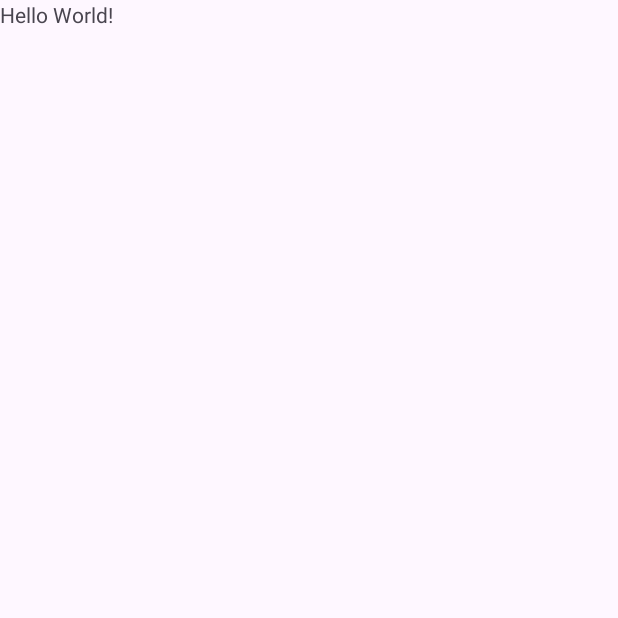
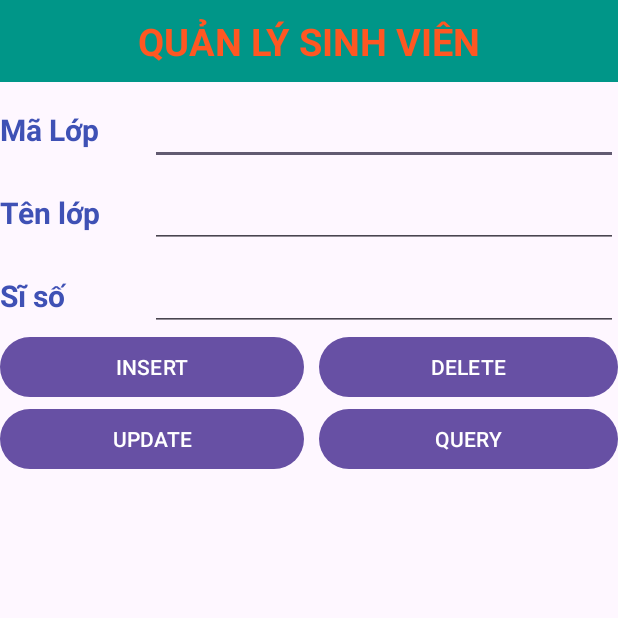
Before and after one commit to Quangdong2k3/learnAndroid, an Android app: the screen it shows after launch (MainActivity), on a phone screen of 412 x 824 dp, the top half of it. Before the commit the part shown is almost empty. Run offline under Robolectric (Android 15) with nearby library versions, the light colour scheme and no system bars.

Commit message:
update giao dien

```diff
--- a/ManageStudent/app/src/main/res/layout/activity_main.xml
+++ b/ManageStudent/app/src/main/res/layout/activity_main.xml
@@ -5,15 +5,133 @@
     android:id="@+id/main"
     android:layout_width="match_parent"
     android:layout_height="match_parent"
+    android:orientation="vertical"
     tools:context=".MainActivity">
 
     <TextView
-        android:layout_width="wrap_content"
+        android:layout_width="match_parent"
         android:layout_height="wrap_content"
-        android:text="Hello World!"
-        app:layout_constraintBottom_toBottomOf="parent"
-        app:layout_constraintEnd_toEndOf="parent"
-        app:layout_constraintStart_toStartOf="parent"
-        app:layout_constraintTop_toTopOf="parent" />
+        android:background="#009688"
+        android:padding="10dp"
+        android:text="Quản Lý sinh viên"
+        android:textAlignment="center"
+        android:textAllCaps="true"
+        android:textColor="#FF5722"
+        android:textSize="25sp"
+        android:textStyle="bold" />
 
+    <LinearLayout
+        android:layout_width="match_parent"
+        android:layout_height="wrap_content"
+        android:layout_marginTop="10dp"
+        android:orientation="horizontal">
+
+        <TextView
+            android:layout_width="100dp"
+            android:layout_height="wrap_content"
+            android:text="Mã Lớp"
+            android:textAlignment="textStart"
+            android:textColor="#3F51B5"
+            android:textSize="20sp"
+            android:textStyle="bold" />
+
+        <EditText
+            android:id="@+id/txt_id"
+            android:layout_width="match_parent"
+            android:layout_height="wrap_content"
+            android:inputType="text"
+            tools:ignore="Autofill,LabelFor" />
+    </LinearLayout>
+
+    <LinearLayout
+        android:layout_width="match_parent"
+        android:layout_height="wrap_content"
+        android:layout_marginTop="10dp"
+        android:orientation="horizontal">
+
+        <TextView
+            android:layout_width="100dp"
+            android:layout_height="wrap_content"
+            android:text="Tên lớp"
+            android:textColor="#3F51B5"
+            android:textSize="20sp"
+            android:textStyle="bold" />
+
+        <EditText
+            android:id="@+id/txt_class"
+            android:layout_width="match_parent"
+            android:layout_height="wrap_content"
+            android:importantForAutofill="no"
+            android:inputType="text"
+            tools:ignore="Autofill,LabelFor" />
+    </LinearLayout>
+
+    <LinearLayout
+        android:layout_width="match_parent"
+        android:layout_height="wrap_content"
+        android:layout_marginTop="10dp"
+        android:orientation="horizontal">
+
+        <TextView
+            android:layout_width="100dp"
+            android:layout_height="wrap_content"
+            android:text="Sĩ số"
+            android:textColor="#3F51B5"
+            android:textSize="20sp"
+            android:textStyle="bold" />
+
+        <EditText
+            android:id="@+id/txt_amount_student"
+            android:layout_width="match_parent"
+            android:layout_height="wrap_content"
+            android:inputType="text"
+            tools:ignore="Autofill,LabelFor" />
+    </LinearLayout>
+
+
+    <GridLayout
+        android:layout_width="match_parent"
+        android:layout_height="wrap_content"
+        android:columnCount="2"
+
+        android:rowCount="2">
+
+        <Button
+            android:id="@+id/btn_insert"
+            android:layout_row="0"
+            android:layout_column="0"
+            android:layout_columnWeight="1"
+            android:layout_marginEnd="10dp"
+            android:text="Insert"
+            android:textAllCaps="true" />
+
+        <Button
+            android:id="@+id/btn_delete"
+            android:layout_row="0"
+            android:layout_column="1"
+            android:layout_columnWeight="1"
+            android:text="Delete"
+            android:textAllCaps="true" />
+
+        <Button
+            android:id="@+id/btn_update"
+            android:layout_row="1"
+            android:layout_column="0"
+            android:layout_columnWeight="1"
+            android:layout_marginEnd="10dp"
+            android:text="Update"
+            android:textAllCaps="true" />
+
+        <Button
+            android:id="@+id/btn_select"
+            android:layout_row="1"
+            android:layout_column="1"
+            android:layout_columnWeight="1"
+            android:text="Query"
+            android:textAllCaps="true" />
+    </GridLayout>
+
+    <ListView
+        android:layout_width="match_parent"
+        android:layout_height="wrap_content" android:id="@+id/lst_view_data" android:layout_marginTop="20dp"/>
 </LinearLayout>
```
